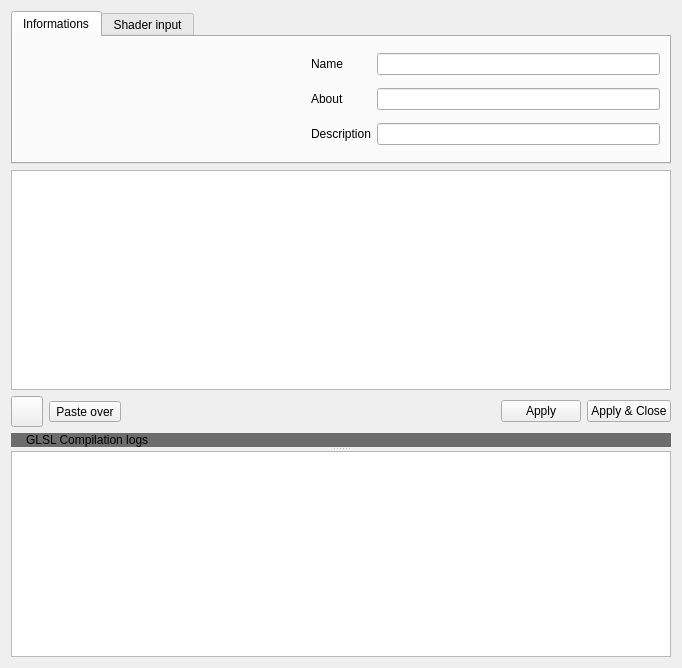
markus-wa/glmixer-mirror, file src/GLSLCodeEditorWidget.ui: the form before one commit.
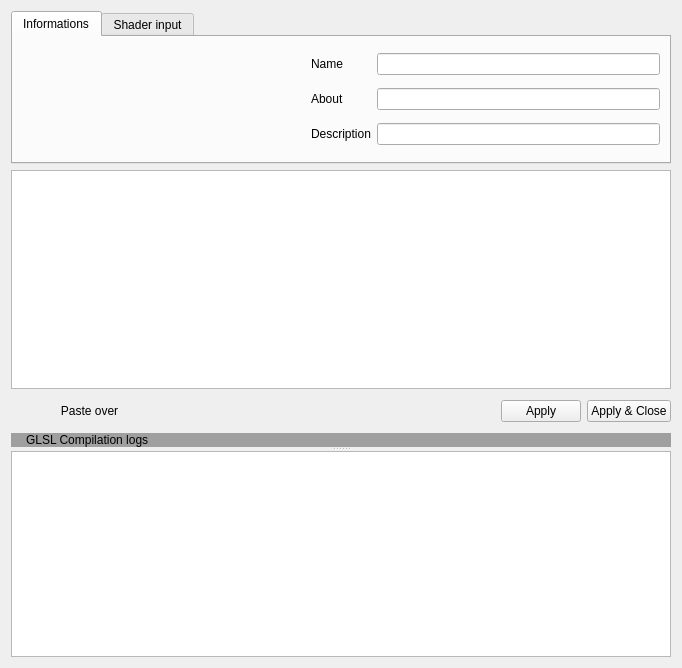
The form after the commit. The open tabs and pages were chosen to show the change. Icons and pictures are not drawn. Custom widgets are drawn as their Qt base class.

Commit message: Continuing the implementation of ShaderToy FreeFrame plugin: - changed functions for adding a new FFGL plugin to return pointer to FFGLPluginSource - Fixed mechanisms for initialization of FFGLPlugin - fixed GUI for GLSL code editor

```diff
--- a/src/GLSLCodeEditorWidget.ui
+++ b/src/GLSLCodeEditorWidget.ui
@@ -13,6 +13,33 @@
   <property name="windowTitle">
    <string>GLSL Fragment Shader Code Editor</string>
   </property>
+  <property name="styleSheet">
+   <string notr="true">QToolButton { 
+     border-style: solid;
+     border-width: 1px;
+     border-radius:5px;
+	 padding: 3px;
+     min-height: 24px;
+     min-width: 24px;
+     border-color: transparent;
+     background: transparent;
+}
+
+QToolButton:checked { 
+     border-color: palette(dark);
+     background-color: qradialgradient(cx: 0.7, cy: 1.4, fx: 0.7, fy: 1.9, radius: 1.5, stop: 0 palette(dark), stop: 1 transparent );
+}
+
+QToolButton:pressed { 
+	background: palette(midlight);
+}
+
+QToolButton:hover { 
+     border-color: palette(highlight);
+}
+
+</string>
+  </property>
   <layout class="QVBoxLayout" name="verticalLayout_3">
    <item>
     <widget class="QSplitter" name="splitter">
@@ -240,7 +267,7 @@
        <item>
         <widget class="QLabel" name="label">
          <property name="styleSheet">
-          <string notr="true">background-color: rgb(108, 108, 108);</string>
+          <string notr="true">background: palette(dark);</string>
          </property>
          <property name="text">
           <string>GLSL Compilation logs</string>
```
Left out of the diff: 9 changed lines with no effect on the pictures. The commit also changes 15 other files.
